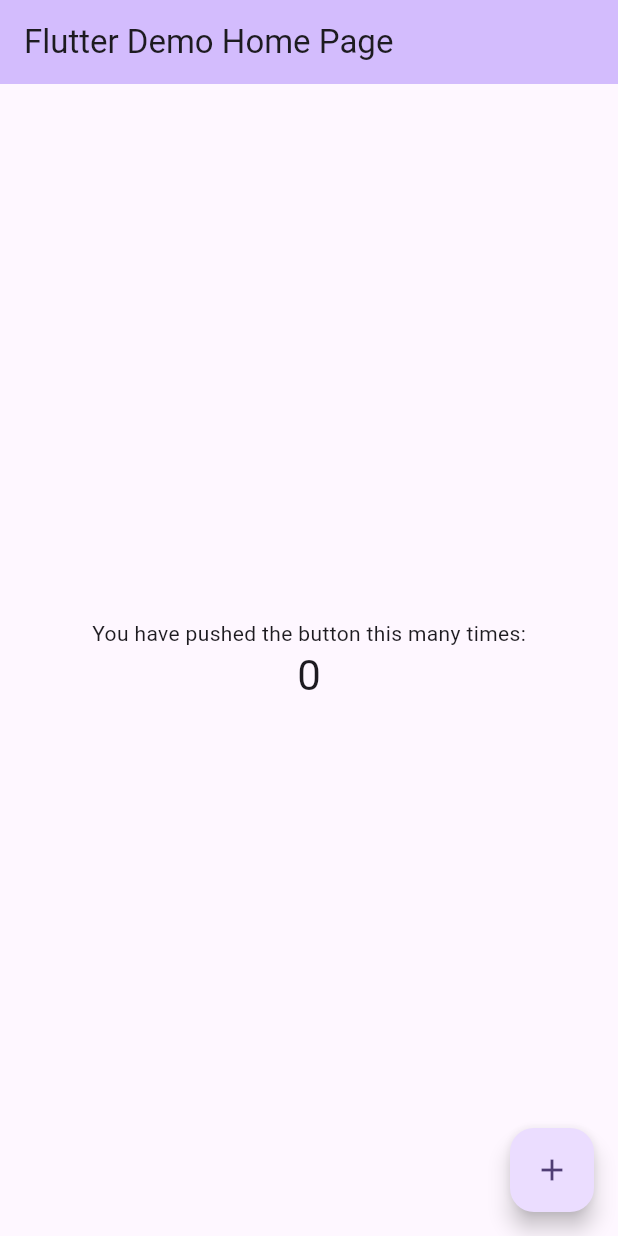
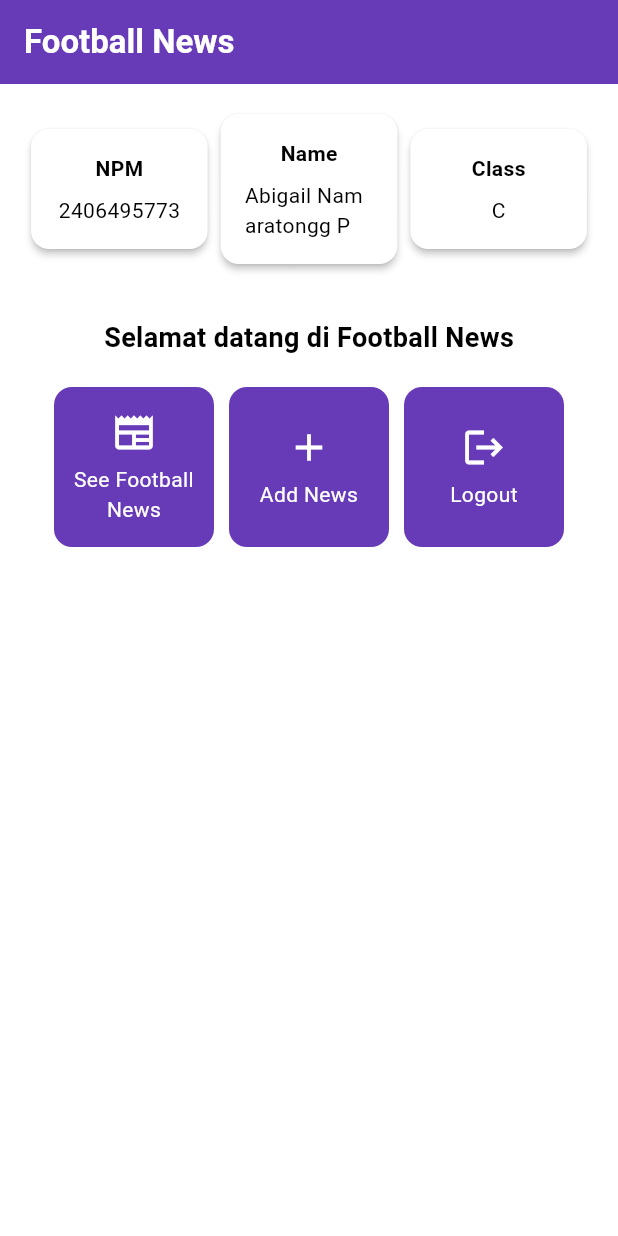
Before and after one commit to namarabigail/football-news-mobile, a Flutter app: the screen it shows after launch, on a phone screen of 412 x 824 dp. Run offline on Flutter 3.47's test engine with Material 3 defaults, Android fonts, the phone set to English and light mode, and no system bars.

Commit message:
Tutorial 6 Copmleted

```diff
--- a/lib/main.dart
+++ b/lib/main.dart
@@ -1,4 +1,5 @@
 import 'package:flutter/material.dart';
+import 'package:football_news/menu.dart';
 
 void main() {
   runApp(const MyApp());
@@ -28,95 +29,10 @@ class MyApp extends StatelessWidget {
         //
         // This works for code too, not just values: Most code changes can be
         // tested with just a hot reload.
-        colorScheme: ColorScheme.fromSeed(seedColor: Colors.deepPurple),
+        colorScheme: ColorScheme.fromSwatch(primarySwatch: Colors.deepPurple)
+        .copyWith(secondary: Colors.deepPurpleAccent[50]),
       ),
-      home: const MyHomePage(title: 'Flutter Demo Home Page'),
+      home: MyHomePage(),
     );
   }
 }
-
-class MyHomePage extends StatefulWidget {
-  const MyHomePage({super.key, required this.title});
-
-  // This widget is the home page of your application. It is stateful, meaning
-  // that it has a State object (defined below) that contains fields that affect
-  // how it looks.
-
-  // This class is the configuration for the state. It holds the values (in this
-  // case the title) provided by the parent (in this case the App widget) and
-  // used by the build method of the State. Fields in a Widget subclass are
-  // always marked "final".
-
-  final String title;
-
-  @override
-  State<MyHomePage> createState() => _MyHomePageState();
-}
-
-class _MyHomePageState extends State<MyHomePage> {
-  int _counter = 0;
-
-  void _incrementCounter() {
-    setState(() {
-      // This call to setState tells the Flutter framework that something has
-      // changed in this State, which causes it to rerun the build method below
-      // so that the display can reflect the updated values. If we changed
-      // _counter without calling setState(), then the build method would not be
-      // called again, and so nothing would appear to happen.
-      _counter++;
-    });
-  }
-
-  @override
-  Widget build(BuildContext context) {
-    // This method is rerun every time setState is called, for instance as done
-    // by the _incrementCounter method above.
-    //
-    // The Flutter framework has been optimized to make rerunning build methods
-    // fast, so that you can just rebuild anything that needs updating rather
-    // than having to individually change instances of widgets.
-    return Scaffold(
-      appBar: AppBar(
-        // TRY THIS: Try changing the color here to a specific color (to
-        // Colors.amber, perhaps?) and trigger a hot reload to see the AppBar
-        // change color while the other colors stay the same.
-        backgroundColor: Theme.of(context).colorScheme.inversePrimary,
-        // Here we take the value from the MyHomePage object that was created by
-        // the App.build method, and use it to set our appbar title.
-        title: Text(widget.title),
-      ),
-      body: Center(
-        // Center is a layout widget. It takes a single child and positions it
-        // in the middle of the parent.
-        child: Column(
-          // Column is also a layout widget. It takes a list of children and
-          // arranges them vertically. By default, it sizes itself to fit its
-          // children horizontally, and tries to be as tall as its parent.
-          //
-          // Column has various properties to control how it sizes itself and
-          // how it positions its children. Here we use mainAxisAlignment to
-          // center the children vertically; the main axis here is the vertical
-          // axis because Columns are vertical (the cross axis would be
-          // horizontal).
-          //
-          // TRY THIS: Invoke "debug painting" (choose the "Toggle Debug Paint"
-          // action in the IDE, or press "p" in the console), to see the
-          // wireframe for each widget.
-          mainAxisAlignment: MainAxisAlignment.center,
-          children: <Widget>[
-            const Text('You have pushed the button this many times:'),
-            Text(
-              '$_counter',
-              style: Theme.of(context).textTheme.headlineMedium,
-            ),
-          ],
-        ),
-      ),
-      floatingActionButton: FloatingActionButton(
-        onPressed: _incrementCounter,
-        tooltip: 'Increment',
-        child: const Icon(Icons.add),
-      ), // This trailing comma makes auto-formatting nicer for build methods.
-    );
-  }
-}
--- /dev/null
+++ b/lib/menu.dart
@@ -0,0 +1,187 @@
+import 'package:flutter/material.dart';
+
+class MyHomePage extends StatelessWidget {
+  MyHomePage({super.key}); //sudah ada pada code sebelumnya
+
+  final String nama = "Abigail Namaratongg P"; //nama
+  final String npm = "2406495773"; //npm
+  final String kelas = "C"; //kelas
+
+  final List<ItemHomepage> items = [
+    ItemHomepage("See Football News", Icons.newspaper),
+    ItemHomepage("Add News", Icons.add),
+    ItemHomepage("Logout", Icons.logout),
+  ];
+
+  @override
+  Widget build(BuildContext context) {
+        // Scaffold menyediakan struktur dasar halaman dengan AppBar dan body.
+      return Scaffold(
+        // AppBar adalah bagian atas halaman yang menampilkan judul.
+        appBar: AppBar(
+          // Judul aplikasi "Football News" dengan teks putih dan tebal.
+          title: const Text(
+            'Football News',
+            style: TextStyle(
+              color: Colors.white,
+              fontWeight: FontWeight.bold,
+            ),
+          ),
+          // Warna latar belakang AppBar diambil dari skema warna tema aplikasi.
+          backgroundColor: Theme.of(context).colorScheme.primary,
+        ),
+        // Body halaman dengan padding di sekelilingnya.
+        body: Padding(
+          padding: const EdgeInsets.all(16.0),
+          // Menyusun widget secara vertikal dalam sebuah kolom.
+          child: Column(
+            crossAxisAlignment: CrossAxisAlignment.center,
+            children: [
+              // Row untuk menampilkan 3 InfoCard secara horizontal.
+              Row(
+                mainAxisAlignment: MainAxisAlignment.spaceEvenly,
+                children: [
+                  InfoCard(title: 'NPM', content: npm),
+                  InfoCard(title: 'Name', content: nama),
+                  InfoCard(title: 'Class', content: kelas),
+                ],
+              ),
+
+              // Memberikan jarak vertikal 16 unit.
+              const SizedBox(height: 16.0),
+
+              // Menempatkan widget berikutnya di tengah halaman.
+              Center(
+                child: Column(
+                  // Menyusun teks dan grid item secara vertikal.
+
+                  children: [
+                    // Menampilkan teks sambutan dengan gaya tebal dan ukuran 18.
+                    const Padding(
+                      padding: EdgeInsets.only(top: 16.0),
+                      child: Text(
+                        'Selamat datang di Football News',
+                        style: TextStyle(
+                          fontWeight: FontWeight.bold,
+                          fontSize: 18.0,
+                        ),
+                      ),
+                    ),
+
+                    // Grid untuk menampilkan ItemCard dalam bentuk grid 3 kolom.
+                    GridView.count(
+                      primary: true,
+                      padding: const EdgeInsets.all(20),
+                      crossAxisSpacing: 10,
+                      mainAxisSpacing: 10,
+                      crossAxisCount: 3,
+                      // Agar grid menyesuaikan tinggi kontennya.
+                      shrinkWrap: true,
+
+                      // Menampilkan ItemCard untuk setiap item dalam list items.
+                      children: items.map((ItemHomepage item) {
+                        return ItemCard(item);
+                      }).toList(),
+                    ),
+                  ],
+                ),
+              ),
+            ],
+          ),
+        ),
+      );
+  }
+}
+
+class InfoCard extends StatelessWidget {
+  // Kartu informasi yang menampilkan title dan content.
+
+  final String title;  // Judul kartu.
+  final String content;  // Isi kartu.
+
+  const InfoCard({super.key, required this.title, required this.content});
+
+  @override
+  Widget build(BuildContext context) {
+    return Card(
+      // Membuat kotak kartu dengan bayangan dibawahnya.
+      elevation: 2.0,
+      child: Container(
+        // Mengatur ukuran dan jarak di dalam kartu.
+        width: MediaQuery.of(context).size.width / 3.5, // menyesuaikan dengan lebar device yang digunakan.
+        padding: const EdgeInsets.all(16.0),
+        // Menyusun title dan content secara vertikal.
+        child: Column(
+          children: [
+            Text(
+              title,
+              style: const TextStyle(fontWeight: FontWeight.bold),
+            ),
+            const SizedBox(height: 8.0),
+            Text(content),
+          ],
+        ),
+      ),
+    );
+  }
+}
+
+class ItemHomepage {
+  final String name;
+  final IconData icon;
+
+  ItemHomepage(this.name, this.icon);
+}
+
+class ItemCard extends StatelessWidget {
+  // Menampilkan kartu dengan ikon dan nama.
+
+  final ItemHomepage item;
+
+  const ItemCard(this.item, {super.key});
+
+  @override
+  Widget build(BuildContext context) {
+    return Material(
+      // Menentukan warna latar belakang dari tema aplikasi.
+      color: Theme.of(context).colorScheme.secondary,
+      // Membuat sudut kartu melengkung.
+      borderRadius: BorderRadius.circular(12),
+
+      child: InkWell(
+        // Aksi ketika kartu ditekan.
+        onTap: () {
+          // Menampilkan pesan SnackBar saat kartu ditekan.
+          ScaffoldMessenger.of(context)
+            ..hideCurrentSnackBar()
+            ..showSnackBar(
+              SnackBar(content: Text("Kamu telah menekan tombol ${item.name}!"))
+            );
+        },
+        // Container untuk menyimpan Icon dan Text
+        child: Container(
+          padding: const EdgeInsets.all(8),
+          child: Center(
+            child: Column(
+              // Menyusun ikon dan teks di tengah kartu.
+              mainAxisAlignment: MainAxisAlignment.center,
+              children: [
+                Icon(
+                  item.icon,
+                  color: Colors.white,
+                  size: 30.0,
+                ),
+                const Padding(padding: EdgeInsets.all(3)),
+                Text(
+                  item.name,
+                  textAlign: TextAlign.center,
+                  style: const TextStyle(color: Colors.white),
+                ),
+              ],
+            ),
+          ),
+        ),
+      ),
+    );
+  }
+}
```
